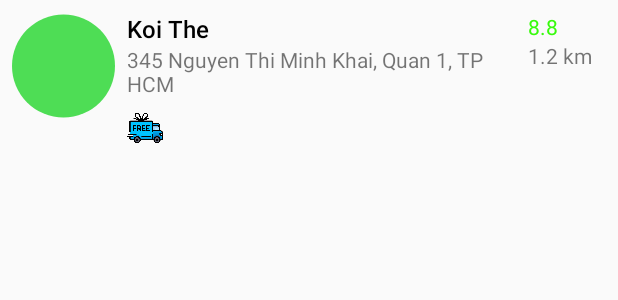
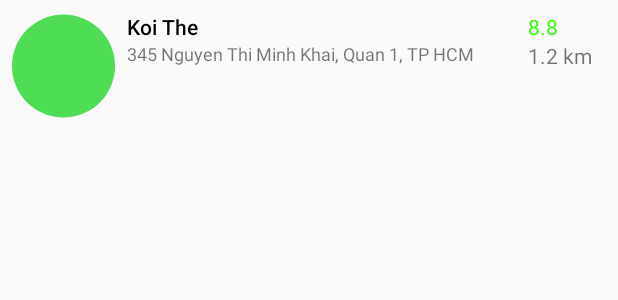
Before and after one commit to lethithaonhi/com.example.yummy, an Android app: the layout item_restaurant.xml on its own in the app's theme, with its tools: preview values and no code run, on a phone screen of 412 x 824 dp. Shown: the top 300 px of the screen. Run offline under Robolectric (Android 15) with nearby library versions, the phone set to English and light mode, and no system bars; Roboto replaces fonts that are not available here.

Commit message:
detail restaurant

```diff
--- a/app/build.gradle
+++ b/app/build.gradle
@@ -46,9 +46,10 @@
     implementation 'com.google.firebase:firebase-core:16.0.8'
     implementation 'com.google.firebase:firebase-auth:16.2.1'
     implementation 'com.google.firebase:firebase-database:16.1.0'
+    implementation 'com.google.firebase:firebase-messaging:17.6.0'
     //location
     implementation 'com.google.android.gms:play-services-location:16.0.0'
-    implementation 'com.google.android.gms:play-services-maps:16.0.0'
+    implementation 'com.google.android.gms:play-services-maps:16.1.0'
     //phone
     implementation 'com.hbb20:ccp:2.2.7'
     implementation 'com.jpardogo.googleprogressbar:library:1.2.0'
--- a/app/src/main/java/com/example/yummy/Activity/BottomBarActivity.java
+++ b/app/src/main/java/com/example/yummy/Activity/BottomBarActivity.java
@@ -78,6 +78,6 @@
     @Override
     public void onBackPressed() {
         super.onBackPressed();
-        Common.db.deleteData();
+//        Common.db.deleteData();
     }
 }
--- a/app/src/main/java/com/example/yummy/Activity/RestaurantActivity.java
+++ b/app/src/main/java/com/example/yummy/Activity/RestaurantActivity.java
@@ -3,6 +3,7 @@
 import android.os.Bundle;
 import android.support.annotation.Nullable;
 import android.support.v7.app.AppCompatActivity;
+import android.support.v7.widget.DividerItemDecoration;
 import android.support.v7.widget.LinearLayoutManager;
 import android.support.v7.widget.RecyclerView;
 import android.view.View;
@@ -42,6 +43,8 @@
         RecyclerView rcvRes = findViewById(R.id.rcv_restaurant);
         LinearLayoutManager layoutManager = new LinearLayoutManager(this, LinearLayoutManager.VERTICAL, false);
         rcvRes.setLayoutManager(layoutManager);
+        DividerItemDecoration dividerItemDecoration = new DividerItemDecoration(rcvRes.getContext(), layoutManager.getOrientation());
+        rcvRes.addItemDecoration(dividerItemDecoration);
 
         RestaurantAdapter adapter = new RestaurantAdapter(restaurantList, this);
         rcvRes.setAdapter(adapter);
--- a/app/src/main/java/com/example/yummy/Activity/RestaurantDetailActivity.java
+++ b/app/src/main/java/com/example/yummy/Activity/RestaurantDetailActivity.java
@@ -7,6 +7,8 @@
 import android.support.v7.app.AppCompatActivity;
 import android.support.v7.widget.Toolbar;
 import android.widget.ImageView;
+import android.widget.TextView;
+
 import com.example.yummy.Adapter.RestaurantDetailPaperAdapter;
 import com.example.yummy.Model.Branch;
 import com.example.yummy.Model.Restaurant;
@@ -33,6 +35,8 @@
     private void initView(){
         ImageView imRes = findViewById(R.id.imgQuanAnChiTiet);
         Picasso.get().load(branch.getAvatar()).into(imRes);
+        TextView tvMark = findViewById(R.id.tv_mark);
+        tvMark.setText(restaurant.getMark()+"");
     }
 
     private void setToolbar() {
--- a/app/src/main/java/com/example/yummy/Adapter/RestaurantAdapter.java
+++ b/app/src/main/java/com/example/yummy/Adapter/RestaurantAdapter.java
@@ -8,6 +8,7 @@
 import android.view.View;
 import android.view.ViewGroup;
 import android.widget.ImageView;
+import android.widget.LinearLayout;
 import android.widget.TextView;
 
 import com.example.yummy.Model.Branch;
@@ -45,6 +46,9 @@
         holder.tvMark.setText(restaurant.getMark()+"");
         holder.tvDistance.setText(min[0]+" km");
         Picasso.get().load(branch.getAvatar()).into(holder.imRes);
+        if(restaurant.getFreeship() == 1){
+            holder.viewFreeship.setVisibility(View.VISIBLE);
+        }
     }
 
     @Override
@@ -67,6 +71,7 @@
     class RestaurantHolder extends RecyclerView.ViewHolder {
         ImageView imRes;
         TextView tvName, tvAddress, tvMark, tvDistance;
+        LinearLayout viewFreeship;
         RestaurantHolder(@NonNull View itemView) {
             super(itemView);
 
@@ -75,6 +80,7 @@
             tvAddress = itemView.findViewById(R.id.tv_address);
             tvMark = itemView.findViewById(R.id.tv_mark);
             tvDistance = itemView.findViewById(R.id.tv_distance);
+            viewFreeship = itemView.findViewById(R.id.view_freeship);
         }
     }
 }
--- a/app/src/main/java/com/example/yummy/Fragment/InfoRestaurantDetailFragment.java
+++ b/app/src/main/java/com/example/yummy/Fragment/InfoRestaurantDetailFragment.java
@@ -96,7 +96,7 @@
 
     @Override
     public void onInitializationSuccess(YouTubePlayer.Provider provider, YouTubePlayer youTubePlayer, boolean b) {
-        if (!b) {
+        if (!b && restaurant.getVideo() != null) {
             youTubePlayer.cueVideo(restaurant.getVideo());
         }
     }
--- /dev/null
+++ b/app/src/main/res/drawable/bg_freeship.xml
@@ -0,0 +1,17 @@
+<?xml version="1.0" encoding="utf-8"?>
+<shape
+    xmlns:android="http://schemas.android.com/apk/res/android"
+    android:shape="rectangle">
+
+    <solid
+        android:color="@color/freeship"/>
+
+    <size
+        android:width="30dp"
+        android:height="30dp"/>
+
+    <corners
+        android:radius="50dp"   >
+    </corners>
+
+</shape>
--- a/app/src/main/res/layout/activity_detail_restaurant.xml
+++ b/app/src/main/res/layout/activity_detail_restaurant.xml
@@ -48,6 +48,7 @@
                         android:layout_height="40dp">
 
                         <TextView
+                            android:id="@+id/tv_mark"
                             android:fontFamily="sans-serif-medium"
                             android:layout_gravity="center"
                             android:textSize="16sp"
--- a/app/src/main/res/layout/item_restaurant.xml
+++ b/app/src/main/res/layout/item_restaurant.xml
@@ -2,12 +2,14 @@
 <LinearLayout
     android:layout_marginTop="8dp"
     android:layout_marginLeft="8dp"
+    android:layout_marginBottom="8dp"
     android:weightSum="1"
     xmlns:android="http://schemas.android.com/apk/res/android"
     android:layout_width="match_parent"
     android:layout_height="wrap_content">
 
     <ImageView
+        android:scaleType="fitCenter"
         android:layout_weight="0.2"
         android:id="@+id/im_restaurant"
         android:src="@drawable/bg_circle_green"
@@ -23,7 +25,7 @@
 
         <TextView
             android:id="@+id/tv_name"
-            android:textSize="16sp"
+            android:textSize="14sp"
             android:textColor="@color/black"
             android:text="Koi The"
             android:fontFamily="sans-serif-medium"
@@ -33,16 +35,35 @@
         <TextView
             android:id="@+id/tv_address"
             android:text="345 Nguyen Thi Minh Khai, Quan 1, TP HCM"
-            android:textSize="14sp"
+            android:textSize="12sp"
             android:layout_width="wrap_content"
             android:layout_height="wrap_content" />
 
+        <LinearLayout
+            android:visibility="gone"
+            android:id="@+id/view_freeship"
+            android:paddingLeft="8dp"
+            android:paddingRight="10dp"
+            android:background="@drawable/bg_freeship"
+            android:layout_marginTop="8dp"
+            android:layout_width="wrap_content"
+            android:layout_height="24dp">
 
-        <ImageView
-            android:src="@drawable/freeship"
-            android:layout_marginTop="8dp"
-            android:layout_width="24dp"
-            android:layout_height="24dp" />
+            <ImageView
+                android:layout_gravity="center"
+                android:src="@drawable/freeshipping"
+                android:layout_width="18dp"
+                android:layout_height="15dp" />
+
+            <TextView
+                android:textSize="10sp"
+                android:textColor="@color/color_btn_signin_google"
+                android:layout_marginLeft="5dp"
+                android:layout_gravity="center"
+                android:text="@string/freeship"
+                android:layout_width="wrap_content"
+                android:layout_height="wrap_content" />
+        </LinearLayout>
 
     </LinearLayout>
 
--- a/app/src/main/res/values/colors.xml
+++ b/app/src/main/res/values/colors.xml
@@ -24,4 +24,5 @@
     <color name="trans">#8A585858</color>
     <color name="transBlack">#73000000</color>
     <color name="transWhite">#99FFFFFF</color>
+    <color name="freeship">#F4F9FF</color>
 </resources>
--- a/app/src/main/res/values/strings.xml
+++ b/app/src/main/res/values/strings.xml
@@ -71,4 +71,5 @@
         <item>Loading</item>
         <item>Loading</item>
     </string-array>
+    <string name="freeship">Freeship</string>
 </resources>
```
Also changed, not shown: app/src/main/java/com/example/yummy/Activity/WelcomeActivity.java (+20 -16 lines), app/src/main/java/com/example/yummy/Database/MyDatabaseHelper.java (+20 -4 lines), app/src/main/res/drawable/freeshipping.png (added).
